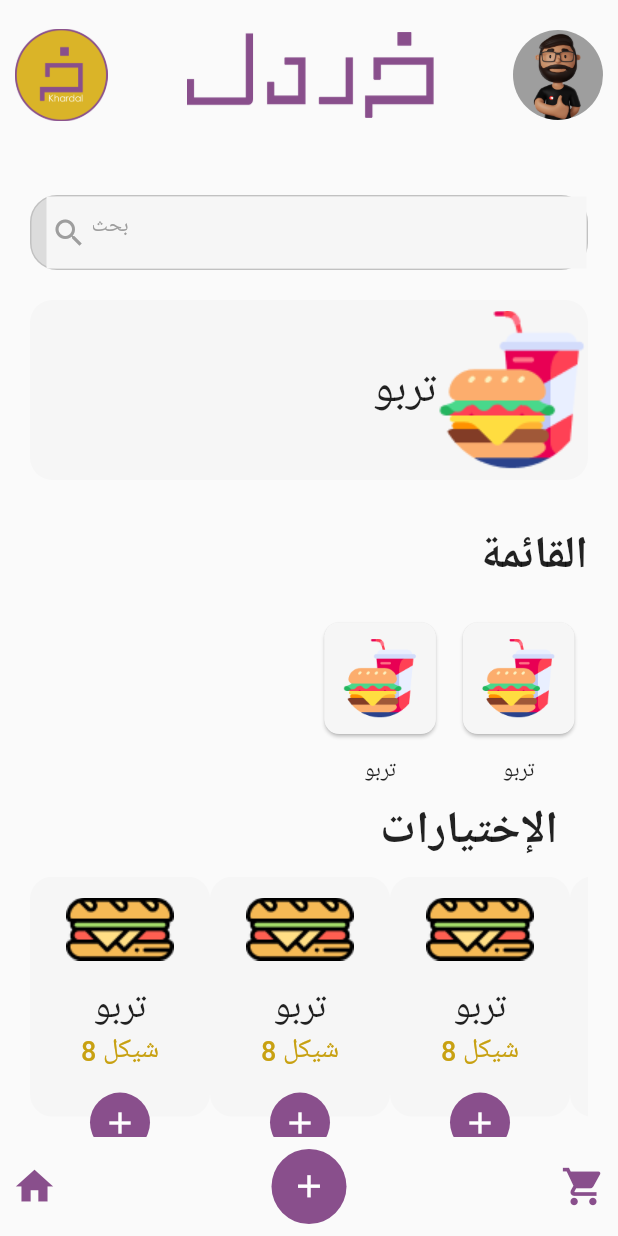
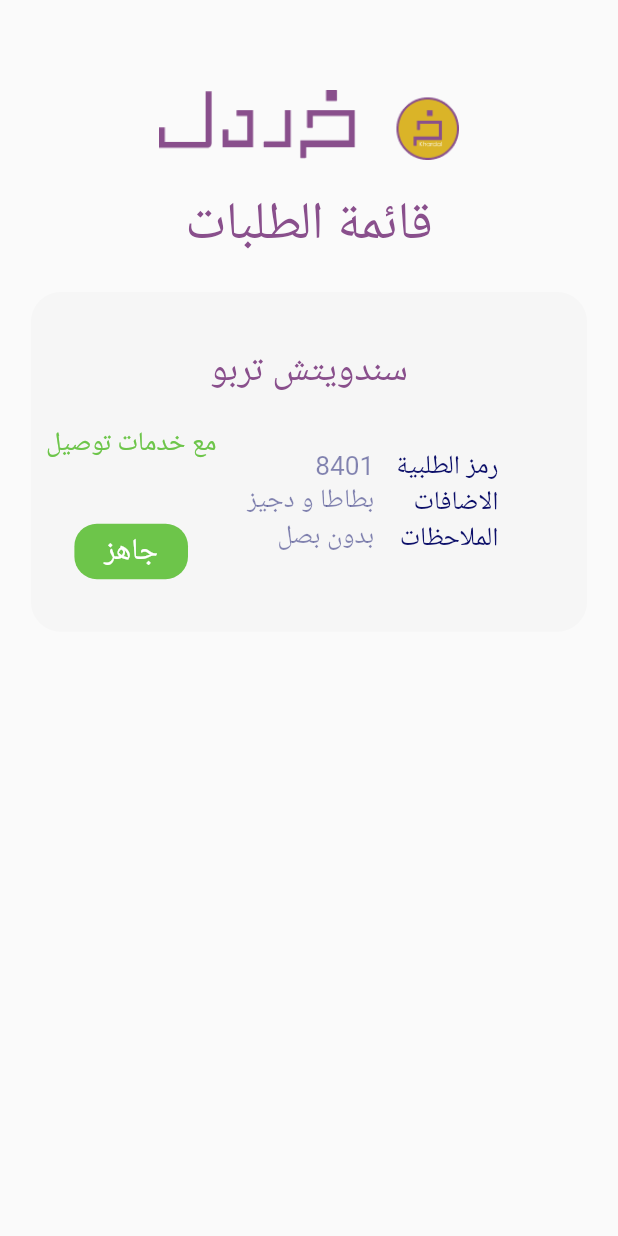
Before and after one commit to mehdidm/khardel, a Flutter app: the screen it shows after launch, on a phone screen of 412 x 824 dp. Run offline on Flutter 3.47's test engine with Material 2 defaults, Android fonts, the phone set to English and light mode, and no system bars; our stand-ins replace flutter_switch.

Commit message:
get order

```diff
--- a/lib/Constant.dart
+++ b/lib/Constant.dart
@@ -4,3 +4,4 @@ const KMauve = Color(0xFF894F8C);
 const KGrey = Color(0xFFF6F6F6);
 const KBlue = Color(0xFF0C0F69);
 const KYellow = Color(0xFFC8A112);
+const KGreen = Color(0xFF6DC54A);
--- /dev/null
+++ b/lib/get order/GetOrder.dart
@@ -0,0 +1,47 @@
+import 'package:flutter/material.dart';
+import 'package:khardel/widgets/GetOrderCard.dart';
+
+import '../Constant.dart';
+
+class GetOrder extends StatefulWidget {
+  const GetOrder({Key key}) : super(key: key);
+
+  @override
+  _GetOrderState createState() => _GetOrderState();
+}
+
+class _GetOrderState extends State<GetOrder> {
+  @override
+  Widget build(BuildContext context) {
+    return Scaffold(
+      body: Container(
+        padding: EdgeInsets.fromLTRB(20, 60, 20, 0),
+        child: SingleChildScrollView(
+          child: Column(
+            crossAxisAlignment: CrossAxisAlignment.center,
+            children: [
+              Center(
+                child: Image.asset(
+                  'assets/logo2.png',
+                  width: 200,
+                ),
+              ),
+              SizedBox(
+                height: 20,
+              ),
+              Text(
+                'قائمة الطلبات',
+                style: TextStyle(
+                  color: KMauve,
+                  fontSize: 35
+                ),
+              ),
+              GetOrderCard(),
+
+            ],
+          ),
+        ),
+      ),
+    );
+  }
+}
--- a/lib/main.dart
+++ b/lib/main.dart
@@ -1,7 +1,5 @@
 import 'package:flutter/material.dart';
-import 'package:khardel/user/UserProfil.dart';
-import 'package:khardel/views/Screens/Home.dart';
-import 'package:khardel/views/Screens/Order.dart';
+import 'get order/GetOrder.dart';
 
 void main() {
   runApp(MyApp());
@@ -13,12 +11,7 @@ class MyApp extends StatelessWidget {
   Widget build(BuildContext context) {
     return MaterialApp(
       debugShowCheckedModeBanner: false,
-      title: 'Khardel',
-      theme: ThemeData(
-      primarySwatch: Colors.teal,
-
-      ),
-      home:Home(),
+      home: GetOrder(),
     );
   }
 }
--- a/lib/user/UserProfil.dart
+++ b/lib/user/UserProfil.dart
@@ -15,7 +15,7 @@ class _UserProfilState extends State<UserProfil> {
   Widget build(BuildContext context) {
     return Scaffold(
       body: Container(
-        padding: EdgeInsets.symmetric(horizontal: 20, vertical: 50),
+        padding: EdgeInsets.fromLTRB(20, 60, 20, 0),
         child: SingleChildScrollView(
           child: Column(
             children: [
--- /dev/null
+++ b/lib/widgets/GetOrderCard.dart
@@ -0,0 +1,229 @@
+import 'package:flutter/cupertino.dart';
+import 'package:flutter/material.dart';
+
+import '../Constant.dart';
+
+class GetOrderCard extends StatefulWidget {
+  const GetOrderCard({Key key}) : super(key: key);
+
+  @override
+  _GetOrderCardState createState() => _GetOrderCardState();
+}
+
+class _GetOrderCardState extends State<GetOrderCard> {
+  @override
+  Widget build(BuildContext context) {
+    return GestureDetector(
+      onTap: () {
+        showModalBottomSheet(
+            context: context,
+            builder: (context) {
+              return Column(
+                children: <Widget>[
+                  ListTile(
+                    title: Column(
+                      children: [
+                        Center(
+                          child: Text(
+                            'سندويتش تربو',
+                            style: TextStyle(color: KMauve, fontSize: 25),
+                          ),
+                        ),
+                        SizedBox(
+                          height: MediaQuery.of(context).size.height * 0.025,
+                        ),
+                        Container(
+                          padding: EdgeInsets.symmetric(horizontal: 30),
+                          child: Column(
+                            children: [
+                              Details(
+                                title2: '8401',
+                                title1: 'رمز الطلبية',
+                              ),
+                              Details(
+                                title2: 'بطاطا و دجيز',
+                                title1: 'الاضافات',
+                              ),
+                              Details(
+                                title2: 'بدون بصل',
+                                title1: 'الملاحظات',
+                              ),
+                              Details(
+                                title2: '22-07-2021',
+                                title1: 'تاريخ الطلب',
+                              ),
+                              Details(
+                                title2: 'ملاك سويسي',
+                                title1: 'اسم العميل',
+                              ),
+                              Details(
+                                title2: '52474786',
+                                title1: 'رقم هاتف العميل',
+                              ),
+                              SizedBox(
+                                height: MediaQuery.of(context).size.height * 0.025,
+                              ),
+                              Row(
+                                mainAxisAlignment: MainAxisAlignment.spaceEvenly,
+                                children: [
+                                  Container(
+                                    padding:
+                                    EdgeInsets.symmetric(horizontal: 20, vertical: 5),
+                                    decoration: BoxDecoration(
+                                      color: KGreen,
+                                      borderRadius: BorderRadius.circular(15),
+                                    ),
+                                    child: Text(
+                                      'جاهز',
+                                      style: TextStyle(color: Colors.white, fontSize: 20),
+                                    ),
+                                  ),
+                                  Text(
+                                    'مع خدمات توصيل',
+                                    style: TextStyle(color: KGreen, fontSize: 22),
+                                  ),
+                                ],
+                              )
+                            ],
+                          ),
+                        )
+                      ],
+                    ),
+                  ),
+                ],
+              );
+            });
+      },
+      child: Container(
+        padding: EdgeInsets.symmetric(horizontal: 10, vertical: 15),
+        margin: EdgeInsets.only(top: 20),
+        width: MediaQuery.of(context).size.width * 0.9,
+        height: MediaQuery.of(context).size.height * 0.275,
+        decoration: BoxDecoration(
+          color: KGrey,
+          borderRadius: BorderRadius.circular(20),
+        ),
+        child: Column(
+          mainAxisAlignment: MainAxisAlignment.spaceEvenly,
+          crossAxisAlignment: CrossAxisAlignment.center,
+          children: [
+            Text(
+              'سندويتش تربو',
+              style: TextStyle(color: KMauve, fontSize: 25),
+            ),
+            Row(
+              crossAxisAlignment: CrossAxisAlignment.center,
+              children: [
+                Column(
+                  children: [
+                    Text(
+                      'مع خدمات توصيل',
+                      style: TextStyle(color: KGreen, fontSize: 17.5),
+                    ),
+                    SizedBox(
+                      height: MediaQuery.of(context).size.height * 0.05,
+                    ),
+                    Container(
+                      padding:
+                          EdgeInsets.symmetric(horizontal: 20, vertical: 5),
+                      decoration: BoxDecoration(
+                        color: KGreen,
+                        borderRadius: BorderRadius.circular(15),
+                      ),
+                      child: Text(
+                        'جاهز',
+                        style: TextStyle(color: Colors.white, fontSize: 20),
+                      ),
+                    ),
+                  ],
+                ),
+                SizedBox(
+                  width: MediaQuery.of(context).size.width * 0.05,
+                ),
+                Column(
+                  crossAxisAlignment: CrossAxisAlignment.end,
+                  children: [
+                    Text(
+                      '8401',
+                      style: TextStyle(
+                          color: KBlue.withOpacity(0.5), fontSize: 17.5),
+                    ),
+                    Text(
+                      'بطاطا و دجيز',
+                      style: TextStyle(
+                          color: KBlue.withOpacity(0.5), fontSize: 17.5),
+                    ),
+                    Text(
+                      'بدون بصل',
+                      style: TextStyle(
+                          color: KBlue.withOpacity(0.5), fontSize: 17.5),
+                    ),
+                  ],
+                ),
+                SizedBox(
+                  width: MediaQuery.of(context).size.width * 0.035,
+                ),
+                Column(
+                  crossAxisAlignment: CrossAxisAlignment.end,
+                  children: [
+                    Text(
+                      'رمز الطلبية',
+                      style: TextStyle(color: KBlue, fontSize: 17.5),
+                    ),
+                    Text(
+                      'الاضافات',
+                      style: TextStyle(color: KBlue, fontSize: 17.5),
+                    ),
+                    Text(
+                      'الملاحظات',
+                      style: TextStyle(color: KBlue, fontSize: 17.5),
+                    ),
+                  ],
+                ),
+              ],
+            ),
+          ],
+        ),
+      ),
+    );
+  }
+}
+
+class Details extends StatelessWidget {
+  final String title1;
+  final String title2;
+
+  const Details({
+    Key key,
+    this.title1,
+    this.title2,
+  }) : super(key: key);
+
+  @override
+  Widget build(BuildContext context) {
+    return Row(
+      mainAxisAlignment: MainAxisAlignment.end,
+      children: [
+        Container(
+          width: MediaQuery.of(context).size.width*0.3,
+          child: Text(
+            title2,
+            textAlign: TextAlign.end,
+            style: TextStyle(color: KBlue.withOpacity(0.5), fontSize: 22.5),
+          ),
+        ),
+        SizedBox(width: MediaQuery.of(context).size.width*0.1,),
+        Container(
+          width: MediaQuery.of(context).size.width*0.3,
+          child: Text(
+            title1,
+            textAlign: TextAlign.end,
+            style: TextStyle(
+                color: KBlue,
+                fontSize: 22.5),
+          ),
+        ),
+      ],
+    );
+  }
+}
--- a/pubspec.yaml
+++ b/pubspec.yaml
@@ -48,6 +48,7 @@ flutter:
   # To add assets to your application, add an assets section, like this:
   assets:
     - assets/images/
+    - assets/
   #   - images/a_dot_ham.jpeg
 
   # An image asset can refer to one or more resolution-specific "variants", see
```
Also changed, not shown: pubspec.lock.
